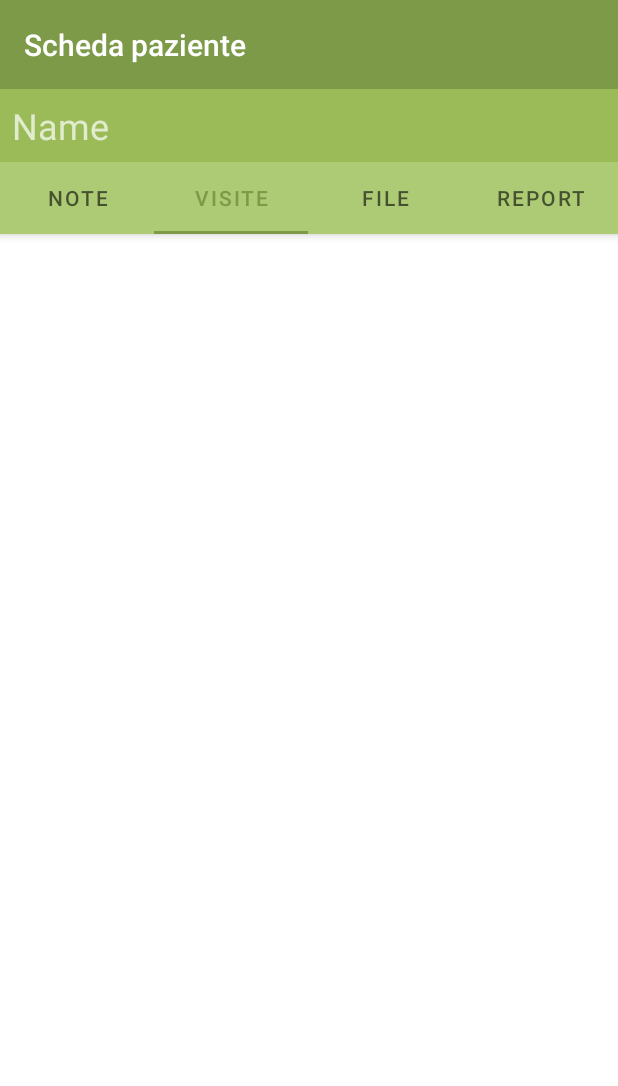
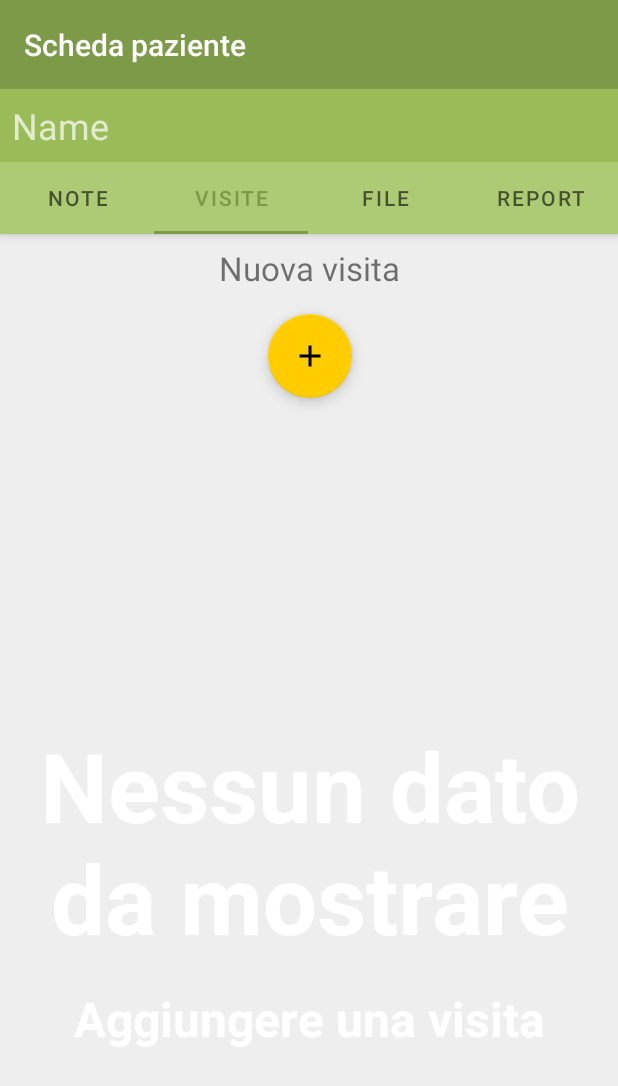
Before and after one commit to ga2/NutriPlan, an Android app: the ActivityPatientAccount screen opened directly, with no data from a screen before it, tab 2 chosen, on a phone screen of 412 x 824 dp. Shown: the top 1086 px of the screen. Run offline under Robolectric (Android 15) with nearby library versions, the light colour scheme and no system bars; our stand-ins replace Room's generated code; 17 statements that could not run were skipped.

Commit message:
- Draft visit list

```diff
--- a/app/src/main/java/com/cafape/nutriplan/ActivityPatientAccount.java
+++ b/app/src/main/java/com/cafape/nutriplan/ActivityPatientAccount.java
@@ -1,16 +1,23 @@
 package com.cafape.nutriplan;
 
+import android.app.AlertDialog;
+import android.content.DialogInterface;
 import android.content.Intent;
 import android.os.AsyncTask;
 import android.os.Bundle;
 
+import com.cafape.nutriplan.adapters.AppointmentsAndPatientsRecyclerViewAdapter;
 import com.cafape.nutriplan.adapters.PatientWithAppointmentsRecyclerViewAdapter;
 import com.cafape.nutriplan.adapters.PatientsRecyclerViewAdapter;
+import com.cafape.nutriplan.adapters.VisitsRecyclerViewAdapter;
 import com.cafape.nutriplan.database.DatabaseRepository;
 import com.cafape.nutriplan.database.entities.AppointmentEntity;
 import com.cafape.nutriplan.database.entities.PatientAnamnesisEntity;
+import com.cafape.nutriplan.database.entities.PatientAntropometryEntity;
 import com.cafape.nutriplan.database.entities.PatientEntity;
+import com.cafape.nutriplan.objects.SimpleAppointment;
 import com.cafape.nutriplan.objects.SimplePatientWithAppointment;
+import com.cafape.nutriplan.support.AlertBuilderUtils;
 import com.google.android.material.floatingactionbutton.FloatingActionButton;
 import com.google.android.material.snackbar.Snackbar;
 import com.google.android.material.tabs.TabLayout;
@@ -34,6 +41,9 @@ public class ActivityPatientAccount extends AppCompatActivity
     private PatientEntity patientEntity;
     private PatientAnamnesisEntity patientAnamnesisEntity;
     private TextView activitypatientaccount_appBarLayout_textView_namesurname;
+    private List<PatientAntropometryEntity> patientAntropometryEntities;
+
+    private VisitsRecyclerViewAdapter visitsRecyclerViewAdapter;
 
     @Override
     protected void onCreate(Bundle savedInstanceState) {
@@ -43,7 +53,9 @@ public class ActivityPatientAccount extends AppCompatActivity
         setUiComponents();
         setListeners();
         initPatient();
+    }
 
+    public void initFrames() {
         SectionsPagerAdapter_patientaccount sectionsPagerAdapter = new SectionsPagerAdapter_patientaccount(this, getSupportFragmentManager());
         ViewPager viewPager = findViewById(R.id.view_pager);
         viewPager.setAdapter(sectionsPagerAdapter);
@@ -75,6 +87,10 @@ public class ActivityPatientAccount extends AppCompatActivity
         return patientAnamnesisEntity;
     }
 
+    public List<PatientAntropometryEntity> getPatientAntropometryEntities() {
+        return patientAntropometryEntities;
+    }
+
     private void getPatientAnamnesis() {
         class GetPatientAnamnesis extends AsyncTask<Void, Void, Void>
         {
@@ -90,9 +106,54 @@ public class ActivityPatientAccount extends AppCompatActivity
 
                 return null;
             }
+
+            @Override
+            protected void onPostExecute(Void aVoid) {
+                super.onPostExecute(aVoid);
+                getPatientAntropometry();
+            }
         }
 
         GetPatientAnamnesis getPatientAnamnesis = new GetPatientAnamnesis();
         getPatientAnamnesis.execute();
     }
+
+    private void getPatientAntropometry() {
+        class GetPatientAntropometries extends AsyncTask<Void, Void, Void>
+        {
+            @Override
+            protected Void doInBackground(Void... voids) {
+                ArrayList<SimplePatientWithAppointment> arrayList_simplePatientWithAppointment = new ArrayList<>();
+
+                patientAntropometryEntities = DatabaseRepository
+                        .getInstance(getApplicationContext())
+                        .getAppDatabase()
+                        .patientAntropometryDao()
+                        .getAllPatientAntropometry(patientEntity.getPatiendID());
+
+                return null;
+            }
+            @Override
+            protected void onPostExecute(Void aVoid) {
+                super.onPostExecute(aVoid);
+                initFrames();
+            }
+        }
+
+        GetPatientAntropometries getPatientAntropometries = new GetPatientAntropometries();
+        getPatientAntropometries.execute();
+    }
+
+    public void setVisitsRecyclerViewAdapter(VisitsRecyclerViewAdapter visitsRecyclerViewAdapter) {
+        this.visitsRecyclerViewAdapter = visitsRecyclerViewAdapter;
+        this.visitsRecyclerViewAdapter.setVisitClickListener(new VisitsRecyclerViewAdapter.VisitClickListener()
+        {
+            @Override
+            public void onItemClick(PatientAntropometryEntity patientAntropometryEntity) {
+
+            }
+        });
+    }
+
+
 }
--- a/app/src/main/java/com/cafape/nutriplan/ActivityPatients.java
+++ b/app/src/main/java/com/cafape/nutriplan/ActivityPatients.java
@@ -113,7 +113,7 @@ public class ActivityPatients extends AppCompatActivity
             @Override
             public void onClick(View view) {
                 ((SearchView)searchMenuItem.getActionView()).setQuery("",true);
-                //Intent intent_goToActivity = new Intent(context, ActivityAddPatient.class);
+
                 Intent intent_goToActivity = new Intent(context, ActivityAddPatient2.class);
                 startActivityForResult(intent_goToActivity, REQCODE_NEWPATIENT_ADDED);
             }
--- /dev/null
+++ b/app/src/main/java/com/cafape/nutriplan/adapters/VisitsRecyclerViewAdapter.java
@@ -0,0 +1,95 @@
+package com.cafape.nutriplan.adapters;
+
+import android.content.Context;
+import android.graphics.Paint;
+import android.view.LayoutInflater;
+import android.view.View;
+import android.view.ViewGroup;
+import android.widget.TextView;
+
+import androidx.recyclerview.widget.RecyclerView;
+
+import com.cafape.nutriplan.Globals;
+import com.cafape.nutriplan.R;
+import com.cafape.nutriplan.database.entities.PatientAntropometryEntity;
+import com.cafape.nutriplan.support.Utils;
+
+import java.util.ArrayList;
+import java.util.List;
+
+public class VisitsRecyclerViewAdapter extends RecyclerView.Adapter<VisitsRecyclerViewAdapter.ViewHolder>
+{
+    private List<PatientAntropometryEntity> retrievedData;
+    private List<PatientAntropometryEntity> retrievedData_copy; //needed for filtering
+    private LayoutInflater layoutInflater;
+
+    // data is passed into the constructor
+    public VisitsRecyclerViewAdapter(Context context, List<PatientAntropometryEntity> retrievedData) {
+        this.layoutInflater = LayoutInflater.from(context);
+        this.retrievedData = retrievedData;
+        this.retrievedData_copy = new ArrayList<PatientAntropometryEntity>();
+        this.retrievedData_copy.addAll(retrievedData);
+    }
+
+    // inflates the row layout from xml when needed
+    @Override
+    public ViewHolder onCreateViewHolder(ViewGroup parent, int viewType) {
+        View view = layoutInflater.inflate(R.layout.row_visit, parent, false);
+        return new ViewHolder(view);
+    }
+
+    // binds the data to the TextView in each row
+    @Override
+    public void onBindViewHolder(ViewHolder holder, int position) {
+        PatientAntropometryEntity dataGot = retrievedData.get(position);
+        holder.rowVisits_textView_visitdate.setText(Utils.convertDateFormat(dataGot.getAntropometryTime(), Globals.DATEFORMAT_DISPLAY));
+        holder.rowVisits_textView_visitdate.setPaintFlags(holder.rowVisits_textView_visitdate.getPaintFlags() | Paint.UNDERLINE_TEXT_FLAG);
+        holder.rowVisits_textView_visitdate.setOnClickListener(new View.OnClickListener()
+        {
+            @Override
+            public void onClick(View view) {
+                visitClickListener.onItemClick(dataGot);
+            }
+        });
+    }
+
+    // total number of rows
+    @Override
+    public int getItemCount() {
+        return retrievedData.size();
+    }
+
+    // stores and recycles views as they are scrolled off screen
+    public class ViewHolder extends RecyclerView.ViewHolder{
+        TextView rowVisits_textView_visitdate;
+
+        ViewHolder(View itemView) {
+            super(itemView);
+            rowVisits_textView_visitdate = itemView.findViewById(R.id.rowVisits_textView_visitdate);
+        }
+    }
+
+    // convenience method for getting data at click position
+    PatientAntropometryEntity getItem(int id) {
+        return retrievedData.get(id);
+    }
+
+    public void addToRetrievedData(PatientAntropometryEntity patientAntropometryEntity) {
+        retrievedData.clear();
+        retrievedData.add(patientAntropometryEntity);
+        retrievedData_copy.add(patientAntropometryEntity);
+        retrievedData.addAll(retrievedData_copy);
+    }
+
+    //Declarative interface
+    private VisitClickListener visitClickListener;
+    //set method
+    public void setVisitClickListener(VisitClickListener visitClickListener) {
+        this.visitClickListener = visitClickListener;
+    }
+    //Defining interface
+    public interface VisitClickListener {
+        //Achieve the click method, passing the subscript.
+        void onItemClick(PatientAntropometryEntity patientAntropometryEntity);
+    }
+}
--- a/app/src/main/java/com/cafape/nutriplan/database/daos/PatientAntropometryDao.java
+++ b/app/src/main/java/com/cafape/nutriplan/database/daos/PatientAntropometryDao.java
@@ -9,6 +9,8 @@ import androidx.room.Update;
 import com.cafape.nutriplan.database.entities.PatientAnamnesisEntity;
 import com.cafape.nutriplan.database.entities.PatientAntropometryEntity;
 
+import java.util.List;
+
 @Dao
 public interface PatientAntropometryDao
 {
@@ -17,7 +19,7 @@ public interface PatientAntropometryDao
     PatientAntropometryEntity getLastPatientAntropometry(long patientID_target);
 
     @Query("SELECT * FROM PatientAntropometryEntity WHERE patient_ref_ID = :patientID_target ORDER BY antropometryTime DESC")
-    PatientAntropometryEntity getAllPatientAntropometry(long patientID_target);
+    List<PatientAntropometryEntity> getAllPatientAntropometry(long patientID_target);
 
     @Insert
     long insert(PatientAntropometryEntity patientAntropometryEntity);
--- a/app/src/main/java/com/cafape/nutriplan/fragments/Fragment_PatientAccount_Visits.java
+++ b/app/src/main/java/com/cafape/nutriplan/fragments/Fragment_PatientAccount_Visits.java
@@ -1,14 +1,21 @@
 package com.cafape.nutriplan.fragments;
 
+import android.content.Context;
 import android.os.Bundle;
 import android.view.LayoutInflater;
 import android.view.View;
 import android.view.ViewGroup;
 import android.widget.EditText;
+import android.widget.TextView;
 
+import androidx.constraintlayout.widget.ConstraintLayout;
 import androidx.fragment.app.Fragment;
+import androidx.recyclerview.widget.LinearLayoutManager;
+import androidx.recyclerview.widget.RecyclerView;
 
+import com.cafape.nutriplan.ActivityPatientAccount;
 import com.cafape.nutriplan.R;
+import com.cafape.nutriplan.adapters.VisitsRecyclerViewAdapter;
 
 /**
  * A simple {@link Fragment} subclass.
@@ -26,6 +33,11 @@ public class Fragment_PatientAccount_Visits extends Fragment
     // TODO: Rename and change types of parameters
     private String mParam1;
     private String mParam2;
+
+    private VisitsRecyclerViewAdapter visitsRecyclerViewAdapter;
+
+    private TextView activitypatientaccoun_textView_nodata_details;
+    private ConstraintLayout activitypatientaccoun_constraintLayout_nodata;
 
 
     public Fragment_PatientAccount_Visits() {
@@ -64,12 +76,32 @@ public class Fragment_PatientAccount_Visits extends Fragment
         View layout = inflater.inflate(R.layout.fragment_activity_patient_account_visits, container, false);
         setUiComponents(layout);
         setListeners(layout);
+        initVisitsList();
         return layout;
     }
 
+    public void setUiComponents(View layout) {
+        ActivityPatientAccount activityPatientAccount = ((ActivityPatientAccount)getActivity());
+        RecyclerView activitypatientaccount_recycleView_visits = layout.findViewById(R.id.activitypatientaccount_recycleView_visits);
+        visitsRecyclerViewAdapter = new VisitsRecyclerViewAdapter(getContext(), activityPatientAccount.getPatientAntropometryEntities());
+        activitypatientaccount_recycleView_visits.setLayoutManager(new LinearLayoutManager(activityPatientAccount.getApplicationContext()));
+        activitypatientaccount_recycleView_visits.setAdapter(visitsRecyclerViewAdapter);
+        activityPatientAccount.setVisitsRecyclerViewAdapter(visitsRecyclerViewAdapter);
 
-
-    public void setUiComponents(View layout) {
+        if(visitsRecyclerViewAdapter.getItemCount() == 0) {
+            activitypatientaccoun_textView_nodata_details = layout.findViewById(R.id.textView_nodata_details);
+            activitypatientaccoun_constraintLayout_nodata = layout.findViewById(R.id.constraintLayout_nodata);
+            activitypatientaccoun_textView_nodata_details.setText(getString(R.string.activitypatientaccount_string_nodata_details));
+            activitypatientaccoun_textView_nodata_details.setVisibility(View.VISIBLE);
+            activitypatientaccoun_constraintLayout_nodata.setVisibility(View.VISIBLE);
+        } else {
+            if(activitypatientaccoun_textView_nodata_details == null) {
+                activitypatientaccoun_textView_nodata_details = layout.findViewById(R.id.textView_nodata_details);
+                activitypatientaccoun_constraintLayout_nodata = layout.findViewById(R.id.constraintLayout_nodata);
+            }
+            activitypatientaccoun_textView_nodata_details.setText("");
+            activitypatientaccoun_constraintLayout_nodata.setVisibility(View.GONE);
+        }
         //activityaddpatient_button_backto2 = layout.findViewById(R.id.activityaddpatient_button_backto2);
         //activityaddpatient_button_save = layout.findViewById(R.id.activityaddpatient_button_save);
 
@@ -87,6 +119,10 @@ public class Fragment_PatientAccount_Visits extends Fragment
         */
     }
 
+    public void initVisitsList() {
+
+    }
+
 
     public String getStringFromEditText(EditText editText) {
         return editText.getText().toString();
--- a/app/src/main/res/layout/fragment_activity_patient_account_notes.xml
+++ b/app/src/main/res/layout/fragment_activity_patient_account_notes.xml
@@ -144,6 +144,7 @@
 
             <TextView
                 android:id="@+id/activitypatientaccount_textView_allergies"
+                style="@style/style_textView_form_options"
                 android:layout_width="match_parent"
                 android:layout_height="wrap_content"
                 android:ems="10"
--- a/app/src/main/res/layout/fragment_activity_patient_account_visits.xml
+++ b/app/src/main/res/layout/fragment_activity_patient_account_visits.xml
@@ -2,22 +2,72 @@
 <androidx.constraintlayout.widget.ConstraintLayout xmlns:android="http://schemas.android.com/apk/res/android"
     xmlns:app="http://schemas.android.com/apk/res-auto"
     xmlns:tools="http://schemas.android.com/tools"
-    android:id="@+id/constraintLayout"
+    android:background="@color/material_gray_200"
     android:layout_width="match_parent"
     android:layout_height="match_parent"
-    tools:context=".ui.main.PlaceholderFragment">
+    tools:context=".ActivityPatients">
 
-    <TextView
-        android:id="@+id/section_label"
-        android:layout_width="wrap_content"
+    <androidx.constraintlayout.widget.ConstraintLayout
+        android:id="@+id/constraintLayout3"
+        android:layout_width="0dp"
         android:layout_height="wrap_content"
-        android:layout_marginStart="@dimen/activity_horizontal_margin"
-        android:layout_marginTop="@dimen/activity_vertical_margin"
-        android:layout_marginEnd="@dimen/activity_horizontal_margin"
-        android:layout_marginBottom="@dimen/activity_vertical_margin"
-        app:layout_constraintLeft_toLeftOf="parent"
-        app:layout_constraintTop_toTopOf="@+id/constraintLayout"
-        tools:layout_constraintLeft_creator="1"
-        tools:layout_constraintTop_creator="1" />
+        android:focusableInTouchMode="true"
+        app:layout_constraintEnd_toEndOf="parent"
+        app:layout_constraintStart_toStartOf="parent"
+        app:layout_constraintTop_toTopOf="parent">
+
+        <androidx.constraintlayout.widget.ConstraintLayout
+            android:id="@+id/constraintLayout2"
+            android:layout_width="wrap_content"
+            android:layout_height="wrap_content"
+            app:layout_constraintEnd_toEndOf="parent"
+            app:layout_constraintStart_toStartOf="parent"
+            app:layout_constraintTop_toTopOf="parent">
+
+            <com.google.android.material.floatingactionbutton.FloatingActionButton
+                android:id="@+id/activitypatientaccount_fab_visit_add"
+                android:layout_width="wrap_content"
+                android:layout_height="wrap_content"
+                android:layout_marginTop="16dp"
+                android:layout_marginBottom="16dp"
+                android:clickable="true"
+                app:layout_constraintBottom_toBottomOf="parent"
+                app:layout_constraintEnd_toEndOf="parent"
+                app:layout_constraintStart_toStartOf="parent"
+                app:layout_constraintTop_toBottomOf="@+id/activitypatientaccount_textView_visit_add"
+                app:srcCompat="@drawable/ic_baseline_add_24" />
+
+            <TextView
+                android:id="@+id/activitypatientaccount_textView_visit_add"
+                style="@style/style_form_label"
+                android:layout_width="wrap_content"
+                android:layout_height="wrap_content"
+                android:layout_marginTop="8dp"
+                android:text="@string/activitypatientaccount_string_visit_add"
+                app:layout_constraintEnd_toEndOf="parent"
+                app:layout_constraintStart_toStartOf="parent"
+                app:layout_constraintTop_toTopOf="parent" />
+
+        </androidx.constraintlayout.widget.ConstraintLayout>
+
+    </androidx.constraintlayout.widget.ConstraintLayout>
+
+    <LinearLayout
+        android:id="@+id/activitypatientaccount_linearLayout_visits"
+        android:layout_width="match_parent"
+        android:layout_height="0dp"
+        android:layout_marginTop="16dp"
+        android:orientation="vertical"
+        app:layout_constraintBottom_toBottomOf="parent"
+        app:layout_constraintTop_toBottomOf="@+id/constraintLayout3">
+
+        <include layout="@layout/layout_nodata" />
+
+        <androidx.recyclerview.widget.RecyclerView
+            android:id="@+id/activitypatientaccount_recycleView_visits"
+            android:layout_width="match_parent"
+            android:layout_height="match_parent" />
+
+    </LinearLayout>
 
 </androidx.constraintlayout.widget.ConstraintLayout>
--- a/app/src/main/res/values/strings.xml
+++ b/app/src/main/res/values/strings.xml
@@ -168,7 +168,14 @@
 
     <string name="activityappointments_string_notes">NOTE</string>
     <string name="activityappointments_string_visits">VISITE</string>
+
+    <string name="activitypatientaccount_string_visit_add">Nuova visita</string>
+    <string name="activitypatientaccount_string_nodata_details">Aggiungere una visita</string>
+    <string name="activitypatientaccount_string_visit_ofthedate">Visita del</string>
     <string name="activityappointments_string_file">FILE</string>
     <string name="activityappointments_string_report">REPORT</string>
     <!-- END Activity_patientaccount -->
+
+
+
 </resources>
```
Also changed, not shown: app/src/main/java/com/cafape/nutriplan/database/entities/PatientAntropometryEntity.java (+11 -1 lines), app/src/main/java/com/cafape/nutriplan/fragments/Fragment_AddPatient_Antropometry.java (+1 -7 lines), app/src/main/java/com/cafape/nutriplan/fragments/Fragment_PatientAccount_Notes.java (+9 -9 lines), app/src/main/res/layout/row_visit.xml (added, +70 -0 lines).
